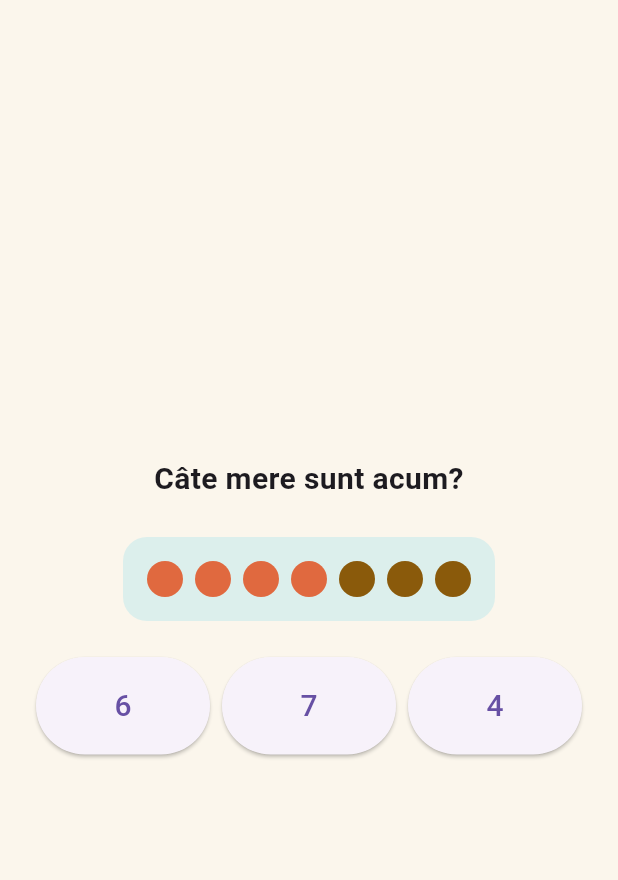
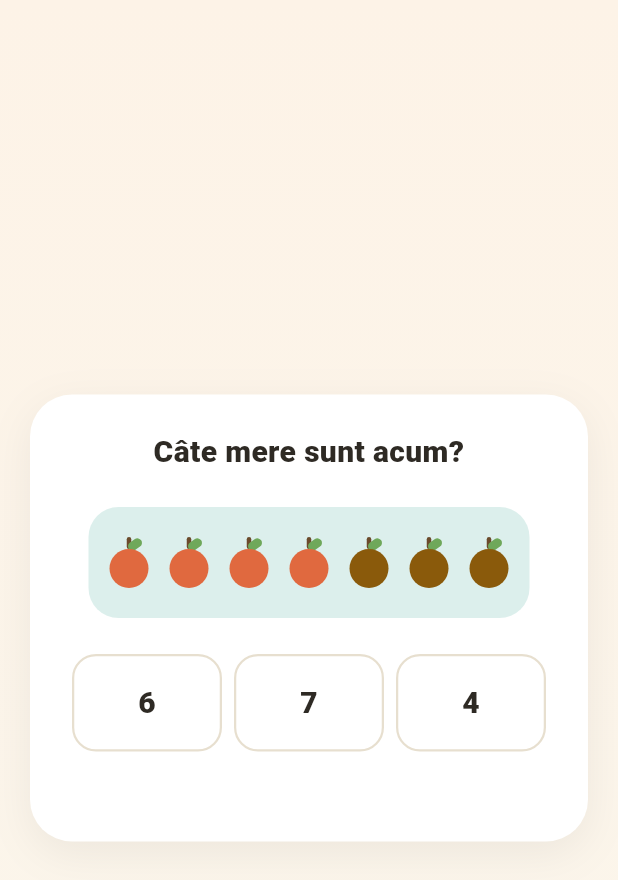
Before and after one commit to AliceI1a/joc_educativ, a Flutter app: the screen it shows after launch, on a phone screen of 412 x 824 dp. Shown: the top 880 px of the screen. Run offline on Flutter 3.47's test engine with Material 3 defaults, Android fonts, the phone set to English and light mode, and no system bars; our stand-ins replace firebase_core; accounts and stored records are empty.

Commit message:
vizual: mere reale, fundal si card cu umbra

```diff
--- a/lib/exercise_screen.dart
+++ b/lib/exercise_screen.dart
@@ -17,10 +17,10 @@ class _ExerciseScreenState extends State<ExerciseScreen> {
       answered = true;
       if (value == 7) {
         feedback = 'Da! 4 mere și încă 3 fac 7 mere.';
-        feedbackColor = Colors.green.shade700;
+        feedbackColor = const Color(0xFF2A8C82);
       } else {
         feedback = 'Hai să numărăm din nou, de la 4: 5, 6, 7.';
-        feedbackColor = Colors.orange.shade800;
+        feedbackColor = const Color(0xFFE0693F);
       }
     });
   }
@@ -28,30 +28,57 @@ class _ExerciseScreenState extends State<ExerciseScreen> {
   @override
   Widget build(BuildContext context) {
     return Scaffold(
-      backgroundColor: const Color(0xFFFBF6EC),
-      body: SafeArea(
-        child: Padding(
+      body: Container(
+        decoration: const BoxDecoration(
+          gradient: LinearGradient(
+            begin: Alignment.topCenter,
+            end: Alignment.bottomCenter,
+            colors: [Color(0xFFFDF3E7), Color(0xFFFBF6EC)],
+          ),
+        ),
+        child: SafeArea(
+          child: Center(
+            child: SingleChildScrollView(
               padding: const EdgeInsets.all(20),
+              child: Container(
+                padding: const EdgeInsets.all(24),
+                decoration: BoxDecoration(
+                  color: Colors.white,
+                  borderRadius: BorderRadius.circular(28),
+                  boxShadow: [
+                    BoxShadow(
+                      color: Colors.black.withOpacity(0.06),
+                      blurRadius: 24,
+                      offset: const Offset(0, 8),
+                    ),
+                  ],
+                ),
                 child: Column(
-            mainAxisAlignment: MainAxisAlignment.center,
+                  mainAxisSize: MainAxisSize.min,
                   children: [
                     const Text(
                       'Câte mere sunt acum?',
-                style: TextStyle(fontSize: 20, fontWeight: FontWeight.bold),
+                      style: TextStyle(
+                        fontSize: 20,
+                        fontWeight: FontWeight.w800,
+                        color: Color(0xFF2E2A24),
+                      ),
                       textAlign: TextAlign.center,
                     ),
-              const SizedBox(height: 24),
+                    const SizedBox(height: 22),
                     Container(
-                padding: const EdgeInsets.all(16),
+                      padding: const EdgeInsets.symmetric(vertical: 20, horizontal: 12),
                       decoration: BoxDecoration(
                         color: const Color(0xFFDCEFEC),
-                  borderRadius: BorderRadius.circular(16),
+                        borderRadius: BorderRadius.circular(20),
                       ),
                       child: Wrap(
-                  spacing: 8,
+                        spacing: 10,
+                        runSpacing: 10,
+                        alignment: WrapAlignment.center,
                         children: [
-                    ...List.generate(4, (i) => _apple(const Color(0xFFE0693F))),
-                    ...List.generate(3, (i) => _apple(const Color(0xFF8A5A0B))),
+                          ...List.generate(4, (i) => const _Apple(color: Color(0xFFE0693F))),
+                          ...List.generate(3, (i) => const _Apple(color: Color(0xFF8A5A0B))),
                         ],
                       ),
                     ),
@@ -64,33 +91,95 @@ class _ExerciseScreenState extends State<ExerciseScreen> {
                             child: ElevatedButton(
                               onPressed: answered ? null : () => checkAnswer(n),
                               style: ElevatedButton.styleFrom(
+                                backgroundColor: Colors.white,
+                                foregroundColor: const Color(0xFF2E2A24),
+                                elevation: 0,
                                 padding: const EdgeInsets.symmetric(vertical: 18),
+                                shape: RoundedRectangleBorder(
+                                  borderRadius: BorderRadius.circular(16),
+                                  side: const BorderSide(color: Color(0xFFE7DFCF), width: 1.5),
                                 ),
-                        child: Text('$n', style: const TextStyle(fontSize: 20)),
+                              ),
+                              child: Text(
+                                '$n',
+                                style: const TextStyle(fontSize: 20, fontWeight: FontWeight.w800),
+                              ),
                             ),
                           ),
                         );
                       }).toList(),
                     ),
                     const SizedBox(height: 16),
-              if (feedback != null)
-                Text(
+                    SizedBox(
+                      height: 20,
+                      child: feedback != null
+                          ? Text(
                               feedback!,
-                  style: TextStyle(color: feedbackColor, fontSize: 14),
+                              style: TextStyle(color: feedbackColor, fontSize: 14, fontWeight: FontWeight.w600),
                               textAlign: TextAlign.center,
+                            )
+                          : null,
                     ),
                   ],
                 ),
               ),
             ),
-    );
-  }
-
-  Widget _apple(Color color) {
-    return Container(
-      width: 24,
-      height: 24,
-      decoration: BoxDecoration(color: color, shape: BoxShape.circle),
+          ),
+        ),
+      ),
     );
   }
 }
+
+class _Apple extends StatelessWidget {
+  final Color color;
+  const _Apple({required this.color});
+
+  @override
+  Widget build(BuildContext context) {
+    return SizedBox(
+      width: 30,
+      height: 34,
+      child: Stack(
+        clipBehavior: Clip.none,
+        alignment: Alignment.center,
+        children: [
+          Positioned(
+            top: 0,
+            child: Container(
+              width: 3,
+              height: 8,
+              decoration: BoxDecoration(
+                color: const Color(0xFF6B4A2B),
+                borderRadius: BorderRadius.circular(2),
+              ),
+            ),
+          ),
+          Positioned(
+            top: 2,
+            right: 6,
+            child: Transform.rotate(
+              angle: -0.6,
+              child: Container(
+                width: 10,
+                height: 6,
+                decoration: BoxDecoration(
+                  color: const Color(0xFF6FA85A),
+                  borderRadius: BorderRadius.circular(6),
+                ),
+              ),
+            ),
+          ),
+          Positioned(
+            bottom: 0,
+            child: Container(
+              width: 28,
+              height: 26,
+              decoration: BoxDecoration(color: color, shape: BoxShape.circle),
+            ),
+          ),
+        ],
+      ),
+    );
+  }
+}
```
Lines whose indentation alone changed are shown as unchanged.
